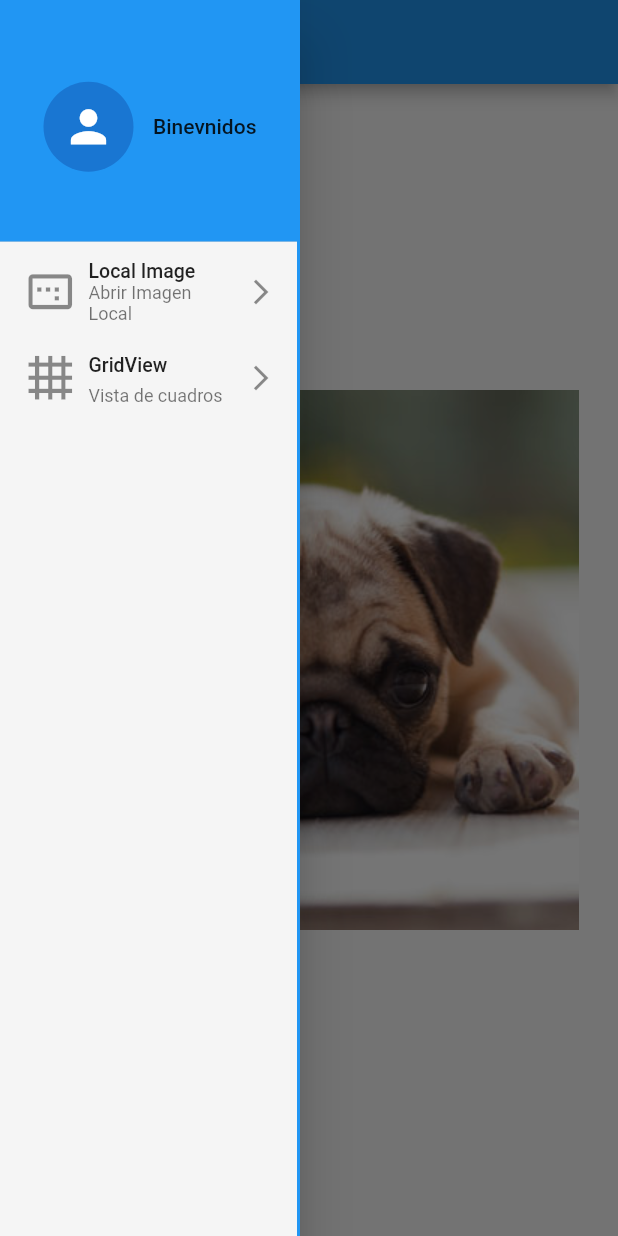
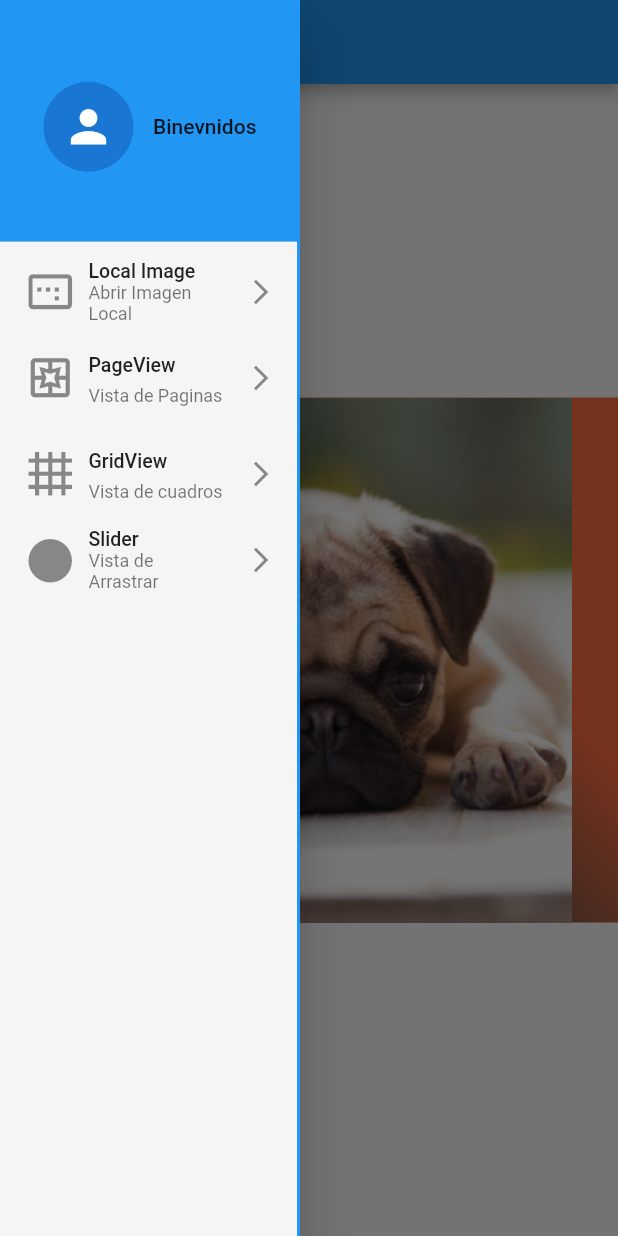
Before and after one commit to geeklagunero/tools_flutter, a Flutter app: the screen it shows after launch, with the side drawer open, on a phone screen of 412 x 824 dp. Run offline on Flutter 3.47's test engine with Material 2 defaults, Android fonts, the phone set to English and light mode, and no system bars.

Commit message:
pageview, gridview, sliderview

```diff
--- a/lib/main.dart
+++ b/lib/main.dart
@@ -10,7 +10,8 @@ class MyApp extends StatelessWidget {
 
   @override
   Widget build(BuildContext context) {
-    return const MaterialApp(
+    return MaterialApp(
+      debugShowCheckedModeBanner: false,
       home: HomePage(),
     );
   }
--- a/lib/src/Pages/home_page.dart
+++ b/lib/src/Pages/home_page.dart
@@ -1,7 +1,9 @@
 import 'package:flutter/material.dart';
 import 'package:my_tools/src/Pages/local_image.dart';
+import 'package:my_tools/src/Pages/my_gridview.dart';
 import 'package:my_tools/src/Pages/my_pageview.dart';
 import 'package:my_tools/src/Widgets/my_drawer.dart';
+import 'package:my_tools/src/utils/drawer_items.dart';
 
 class HomePage extends StatefulWidget {
   const HomePage({Key? key}) : super(key: key);
@@ -18,10 +20,14 @@ class _HomePageState extends State<HomePage> {
   Widget build(BuildContext context) {
 
     //aqui van las cosas que se ba  redibijar
+    /*
     List<Widget> myBody = const [
       LocalImage(),
       MyPageView(),
-    ];
+      MyGridView(),
+    ];*/
+
+    List<MyItems> myBody = DrawerItems().items;
 
     return Scaffold(
       appBar: AppBar(),
@@ -32,7 +38,7 @@ class _HomePageState extends State<HomePage> {
           });
         },
       ),
-      body: myBody[index],
+      body: myBody[index].route,
 
     );
   }
--- a/lib/src/Pages/local_image.dart
+++ b/lib/src/Pages/local_image.dart
@@ -5,10 +5,23 @@ class LocalImage extends StatelessWidget {
 
   @override
   Widget build(BuildContext context) {
-    return const Center(
-      child: Image(
-        image: AssetImage(
-          'assets/pug-e.jpeg'
+    return  Center(
+      child:  Container(
+        decoration: const BoxDecoration(
+          gradient: LinearGradient(
+              colors: [Colors.brown, Colors.deepOrangeAccent],
+            begin: Alignment.bottomLeft,
+            end: Alignment.topRight,
+            stops: [0.5, 0.7]
+          )
+        ),
+        child: const Image(
+
+          height: 350.0,
+          width: double.infinity,
+          image: AssetImage(
+            'assets/pug-e.jpeg'
+          ),
         ),
       )
     );
--- a/lib/src/Widgets/my_drawer.dart
+++ b/lib/src/Widgets/my_drawer.dart
@@ -55,7 +55,8 @@ class MyItems {
   String title;
   IconData icon;
   String subtitle;
+  Widget route;
 
-  MyItems({required this.title, required this.icon, required this.subtitle});
+  MyItems({required this.title, required this.icon, required this.subtitle, required this.route});
 
 }
--- a/lib/src/utils/drawer_items.dart
+++ b/lib/src/utils/drawer_items.dart
@@ -1,11 +1,17 @@
 import 'package:flutter/material.dart';
+import 'package:my_tools/src/Pages/local_image.dart';
+import 'package:my_tools/src/Pages/my_gridview.dart';
+import 'package:my_tools/src/Pages/my_pageview.dart';
+import 'package:my_tools/src/Pages/my_slider.dart';
 import 'package:my_tools/src/Widgets/my_drawer.dart';
 
 
 class DrawerItems {
 
   List<MyItems> items = [
-    MyItems(title: "Local Image", icon: Icons.image_aspect_ratio, subtitle: "Abrir Imagen Local"),
-    MyItems(title: "GridView", icon: Icons.grid_4x4, subtitle: "Vista de cuadros"),
+    MyItems(title: "Local Image", icon: Icons.image_aspect_ratio, subtitle: "Abrir Imagen Local", route: const LocalImage()),
+    MyItems(title: "PageView", icon: Icons.pages_outlined, subtitle: "Vista de Paginas", route: const MyPageView()),
+    MyItems(title: "GridView", icon: Icons.grid_4x4, subtitle: "Vista de cuadros", route: const MyGridView()),
+    MyItems(title: "Slider", icon: Icons.circle, subtitle: "Vista de Arrastrar", route: const MySlider()),
   ];
 }
```
Also changed, not shown: lib/src/Pages/my_gridview.dart (added, +26 -0 lines), lib/src/Pages/my_pageview.dart (+13 -3 lines), lib/src/Pages/my_slider.dart (added, +42 -0 lines), lib/src/utils/images_list.dart (added, +16 -0 lines).
